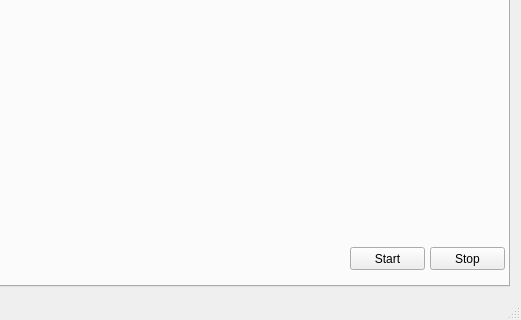
First picture: the form in gui/mainwindow.ui, repository karakozov/mainstream, before the edit; both pictures show x 523 to 1044 and y 400 to 720 of the 1044 by 720 pixel window.
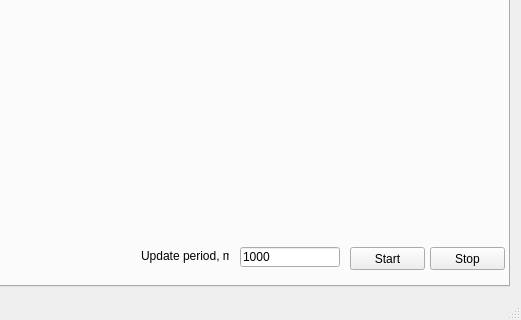
Second picture: the form after the edit. The open tabs and pages were chosen to show the change.

```diff
--- a/gui/mainwindow.ui
+++ b/gui/mainwindow.ui
@@ -341,6 +341,38 @@
          <string>Stop</string>
         </property>
        </widget>
+       <widget class="QLineEdit" name="leUpdateInfoPeriodAdc">
+        <property name="geometry">
+         <rect>
+          <x>750</x>
+          <y>610</y>
+          <width>100</width>
+          <height>20</height>
+         </rect>
+        </property>
+        <property name="maximumSize">
+         <size>
+          <width>100</width>
+          <height>16777215</height>
+         </size>
+        </property>
+        <property name="text">
+         <string>1000</string>
+        </property>
+       </widget>
+       <widget class="QLabel" name="label_15">
+        <property name="geometry">
+         <rect>
+          <x>651</x>
+          <y>607</y>
+          <width>88</width>
+          <height>23</height>
+         </rect>
+        </property>
+        <property name="text">
+         <string>Update period, ms</string>
+        </property>
+       </widget>
       </widget>
       <widget class="QWidget" name="tab_2">
        <attribute name="title">
```
Left out of the diff: 10 changed lines with no effect on the pictures.
